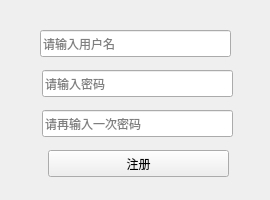
This is window/regwindow.ui in ssdut153/project-semester-1_3 as Qt 5 draws it before an edit. The edited form follows.
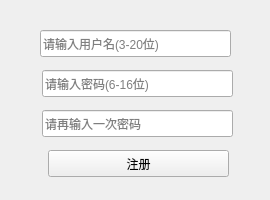
This is the edited form.

Patch:
```diff
--- a/window/regwindow.ui
+++ b/window/regwindow.ui
@@ -48,7 +48,7 @@
      </rect>
     </property>
     <property name="placeholderText">
-     <string>请输入用户名</string>
+     <string>请输入用户名(3-20位)</string>
     </property>
    </widget>
    <widget class="QLineEdit" name="passwordEdit_1">
@@ -64,7 +64,7 @@
      <enum>QLineEdit::Password</enum>
     </property>
     <property name="placeholderText">
-     <string>请输入密码</string>
+     <string>请输入密码(6-16位)</string>
     </property>
    </widget>
    <widget class="QLineEdit" name="passwordEdit_2">
```
